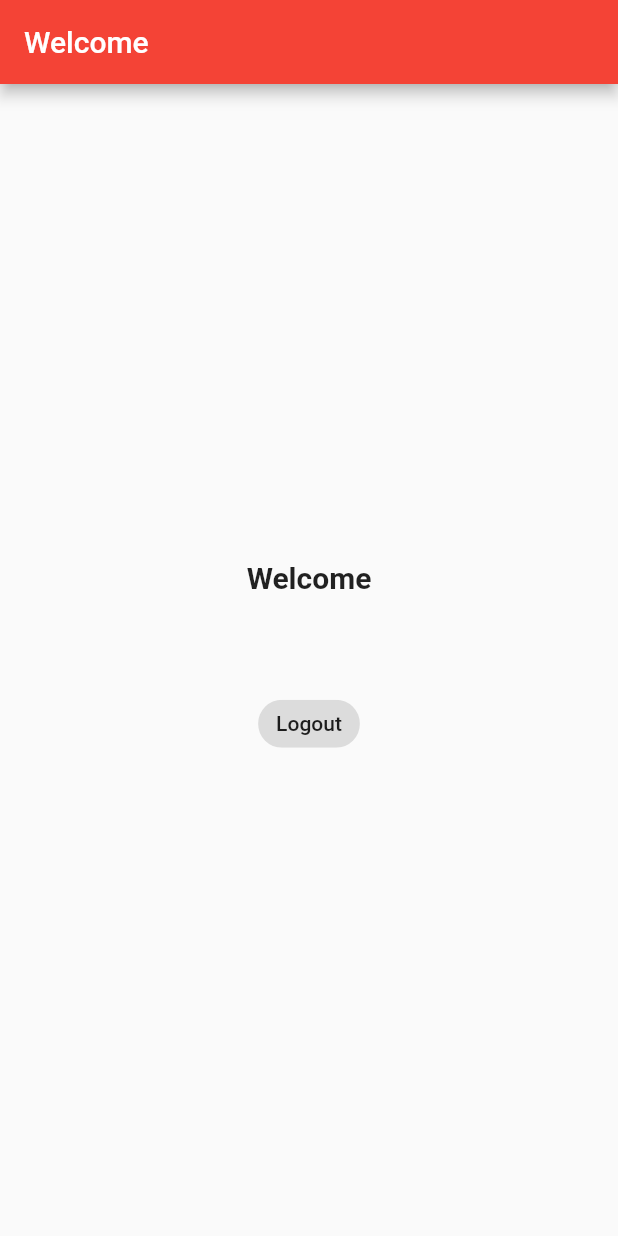
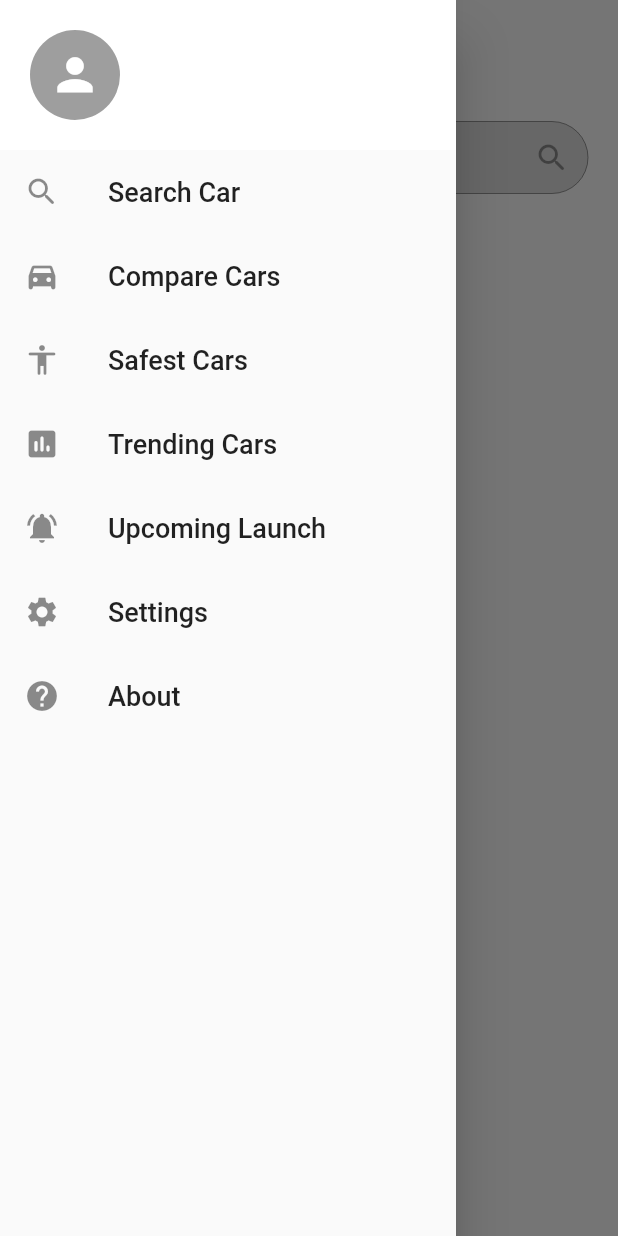
Before and after one commit to jenish2002/CloudCar, a Flutter app: the HomeScreen screen opened directly, with the side drawer open (before the commit the screen has no drawer), on a phone screen of 412 x 824 dp. Run offline on Flutter 3.47's test engine with Material 2 defaults, Android fonts, the phone set to English and light mode, and no system bars; our stand-ins replace cloud_firestore, firebase_auth, firebase_core, fluttertoast; accounts and stored records are empty.

Commit message:
Eight Commit

```diff
--- a/lib/screens/home_screen.dart
+++ b/lib/screens/home_screen.dart
@@ -2,8 +2,10 @@ import 'package:car_app/model/user_model.dart';
 import 'package:cloud_firestore/cloud_firestore.dart';
 import 'package:firebase_auth/firebase_auth.dart';
 import 'package:flutter/material.dart';
+import 'package:flutter/services.dart';
+import 'login_screen.dart';
 
-import 'login_screen.dart';
+final GlobalKey<ScaffoldState> _scaffoldKey = GlobalKey<ScaffoldState>();
 
 class HomeScreen extends StatefulWidget {
   const HomeScreen({Key? key}) : super(key: key);
@@ -25,48 +27,195 @@ class _HomeScreenState extends State<HomeScreen> {
         .doc(user!.uid)
         .get()
         .then((value){
-          loggedInUser = UserModel.fromMap(value.data());
-          setState(() {});
+      loggedInUser = UserModel.fromMap(value.data());
+      setState(() {});
     });
   }
 
   @override
   Widget build(BuildContext context) {
+
+    //search field
+    final searchField = TextFormField(
+      enabled: false,
+      decoration: InputDecoration(
+        hintText: "Search Car",
+        fillColor: Colors.black12,
+        filled: true,
+        suffixIcon: const Icon(Icons.search_rounded),
+        contentPadding: const EdgeInsets.fromLTRB(20, 10, 20, 10),
+        border: OutlineInputBorder(
+          borderRadius: BorderRadius.circular(30),
+        )
+      ),
+    );
+
     return Scaffold(
+      key: _scaffoldKey,
+      backgroundColor: Colors.white,
       appBar: AppBar(
-        title: const Text("Welcome"),
+        elevation: 0,
+        title: const Text(
+          "Cloud Car",
+          style: TextStyle(
+              color: Colors.black
+          ),
+        ),
+        leading: IconButton(
+          icon: const Icon(Icons.menu_rounded),
+          onPressed: () => _scaffoldKey.currentState?.openDrawer(),
+        ),
+        systemOverlayStyle: const SystemUiOverlayStyle(
+          // Status bar color
+          statusBarColor: Colors.black87,
+          // Status bar brightness
+          statusBarIconBrightness: Brightness.light, // For Android (dark icons)
+          statusBarBrightness: Brightness.light, // For iOS (dark icons)
+        ),
+        iconTheme: const IconThemeData(color: Colors.black),
+        backgroundColor: Colors.white,
+      ),
+      drawer: Drawer(
+        child: ListView(
+          children: <Widget>[
+            Container(
+              color: Colors.white,
+              child: Padding(
+                padding: const EdgeInsets.all(20.0),
+                child: Form(
+                  child: Row(
+                    mainAxisAlignment: MainAxisAlignment.start,
+                    crossAxisAlignment: CrossAxisAlignment.center,
+                    children: <Widget>[
+                      const SizedBox(height: 60),
+                      GestureDetector(
+                        child: const CircleAvatar(
+                          backgroundColor: Colors.grey,
+                          radius: 30,
+                          child: Icon(Icons.person, color: Colors.white, size: 35),
+                        ),
+                      ),
+                      const SizedBox(width: 20),
+                      Column(
+                        mainAxisAlignment: MainAxisAlignment.start,
+                        crossAxisAlignment: CrossAxisAlignment.start,
+                        children: <Widget>[
+                          Text("${loggedInUser.firstName} ${loggedInUser.secondName}",
+                            style: const TextStyle(
+                              fontSize: 18.0,
+                              fontWeight: FontWeight.bold,
+                            )
+                          ),
+                          const SizedBox(height: 5),
+                          Text("${loggedInUser.email}",
+                              style: const TextStyle(
+                                fontSize: 16.0,
+                                fontWeight: FontWeight.w400,
+                              )
+                          ),
+                        ],
+                      ),
+                    ],
+                  )
+                )
+              ),
+            ),
+            InkWell(
+              onTap: (){},
+              child: const ListTile(
+                title: Text('Search Car',
+                  style: TextStyle(
+                    fontSize: 18.0,
+                    fontWeight: FontWeight.w500,
+                  )
+                ),
+              leading: Icon(Icons.search_rounded),
+              )
+            ),
+            InkWell(
+              onTap: (){},
+              child: const ListTile(
+                title: Text('Compare Cars',
+                   style: TextStyle(
+                     fontSize: 18.0,
+                     fontWeight: FontWeight.w500,
+                   )
+                ),
+                leading: Icon(Icons.directions_car_filled_rounded),
+              )
+            ),
+            InkWell(
+              onTap: (){},
+              child: const ListTile(
+                title: Text('Safest Cars',
+                  style: TextStyle(
+                    fontSize: 18.0,
+                    fontWeight: FontWeight.w500,
+                  )
+                ),
+                leading: Icon(Icons.accessibility_rounded),
+              )
+            ),
+            InkWell(
+              onTap: (){},
+              child: const ListTile(
+                title: Text('Trending Cars',
+                  style: TextStyle(
+                    fontSize: 18.0,
+                    fontWeight: FontWeight.w500,
+                  )
+                ),
+                leading: Icon(Icons.insert_chart_rounded),
+              )
+            ),
+            InkWell(
+              onTap: (){},
+              child: const ListTile(
+                title: Text('Upcoming Launch',
+                  style: TextStyle(
+                    fontSize: 18.0,
+                    fontWeight: FontWeight.w500,
+                  )
+                ),
+                leading: Icon(Icons.notifications_active),
+              )
+            ),
+            InkWell(
+              onTap: (){},
+              child: const ListTile(
+                title: Text('Settings',
+                  style: TextStyle(
+                    fontSize: 18.0,
+                    fontWeight: FontWeight.w500,
+                  )
+                ),
+                leading: Icon(Icons.settings),
+              )
+            ),
+            InkWell(
+              onTap: (){},
+              child: const ListTile(
+                title: Text('About',
+                  style: TextStyle(
+                    fontSize: 18.0,
+                    fontWeight: FontWeight.w500,
+                  )
+                ),
+                leading: Icon(Icons.help),
+              )
+            ),
+          ],
+        ),
       ),
       body: Center(
         child: Padding(
           padding: const EdgeInsets.all(20),
           child: Column(
-            mainAxisAlignment: MainAxisAlignment.center,
+            mainAxisAlignment: MainAxisAlignment.start,
             crossAxisAlignment: CrossAxisAlignment.center,
             children: <Widget>[
-              const Text(
-                "Welcome",
-                style: TextStyle(
-                  fontSize: 20,
-                  fontWeight: FontWeight.bold
-                ),
-              ),
-              const SizedBox(height: 10),
-              //name
-              Text(
-                "${loggedInUser.firstName} ${loggedInUser.secondName}",
-                style: const TextStyle(
-                  color: Colors.black45,
-                    fontWeight: FontWeight.w500
-                ),
-              ),
-              //email
-              Text(
-                "${loggedInUser.email}",
-                style: const TextStyle(
-                    color: Colors.black45,
-                    fontWeight: FontWeight.w500
-                ),
-              ),
+              const SizedBox(height: 5),
+              searchField,
               const SizedBox(height: 20),
               ActionChip(
                   label: const Text("Logout"),
@@ -86,5 +235,4 @@ class _HomeScreenState extends State<HomeScreen> {
     await FirebaseAuth.instance.signOut();
     Navigator.of(context).pushReplacement(MaterialPageRoute(builder: (contex) => const LoginScreen()));
   }
-
 }
--- a/lib/screens/login_screen.dart
+++ b/lib/screens/login_screen.dart
@@ -81,7 +81,7 @@ class _LoginScreenState extends State<LoginScreen> {
       //when user enter email there will be button in keyboard to done
       textInputAction: TextInputAction.done,
         decoration: InputDecoration(
-          prefixIcon: const Icon(Icons.vpn_key),
+          prefixIcon: const Icon(Icons.lock),
           contentPadding: const EdgeInsets.fromLTRB(20, 15, 20, 15),
           hintText: "Password",
           border: OutlineInputBorder(
--- a/lib/screens/registration_screen.dart
+++ b/lib/screens/registration_screen.dart
@@ -143,7 +143,7 @@ class _RegistrationScreenState extends State<RegistrationScreen> {
         },
         textInputAction: TextInputAction.next,
         decoration: InputDecoration(
-          prefixIcon: const Icon(Icons.vpn_key),
+          prefixIcon: const Icon(Icons.lock),
           contentPadding: const EdgeInsets.fromLTRB(20, 15, 20, 15),
           hintText: "Password",
           border: OutlineInputBorder(
@@ -170,7 +170,7 @@ class _RegistrationScreenState extends State<RegistrationScreen> {
         },
         textInputAction: TextInputAction.done,
         decoration: InputDecoration(
-          prefixIcon: const Icon(Icons.vpn_key),
+          prefixIcon: const Icon(Icons.lock),
           contentPadding: const EdgeInsets.fromLTRB(20, 15, 20, 15),
           hintText: "Confirm Password",
           border: OutlineInputBorder(
```
